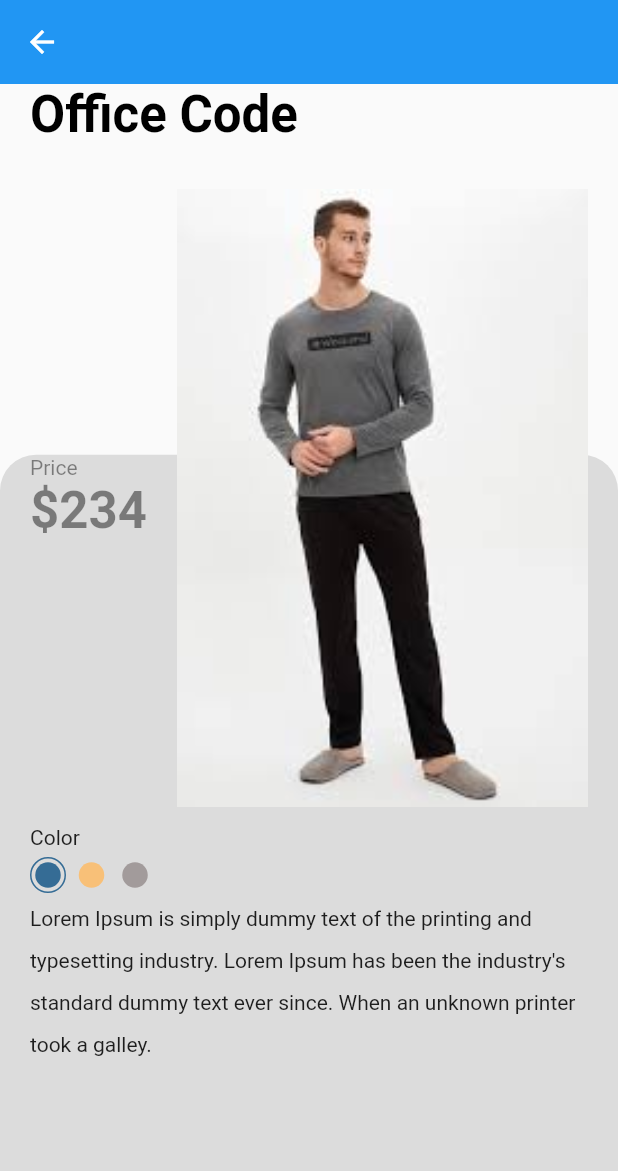
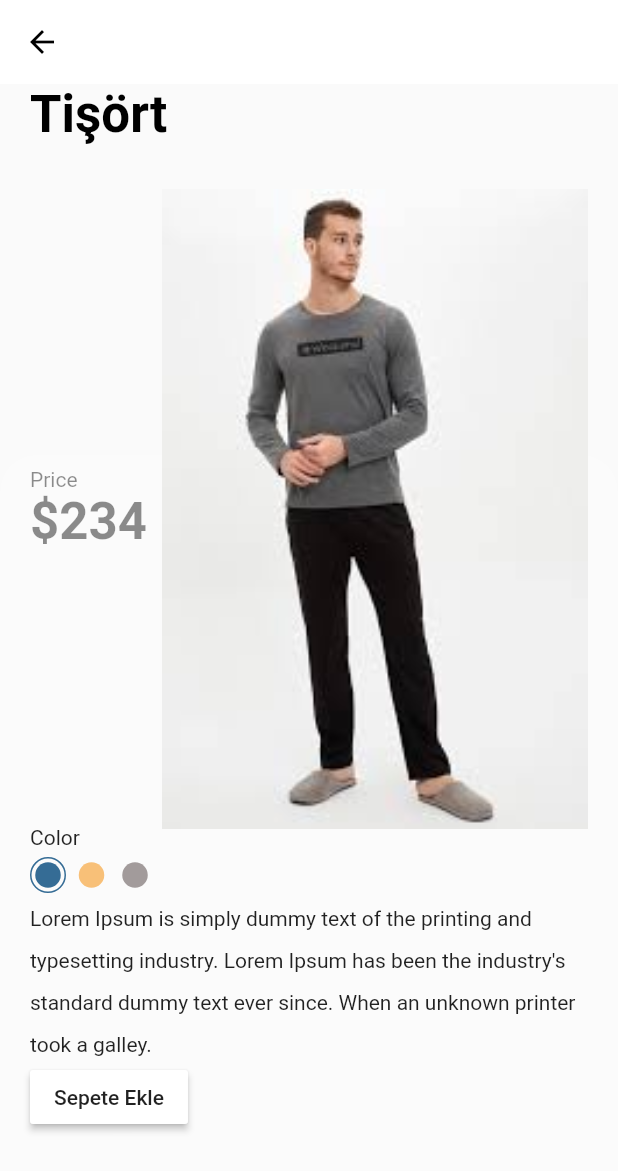
Before and after one commit to tugaybuldu/flutter-e_commerce, a Flutter app: the DetailsScreen screen opened directly with sample values from the repository, on a phone screen of 412 x 824 dp. Shown: the top 1171 px of the screen. Run offline on Flutter 3.47's test engine with Material 2 defaults, Android fonts, the phone set to English and light mode, and no system bars.

Commit message:
Third Commit

```diff
--- a/lib/HomePage.dart
+++ b/lib/HomePage.dart
@@ -2,6 +2,8 @@ import 'package:e_commerce/ItemCard.dart';
 import 'package:e_commerce/Product.dart';
 import 'package:flutter/cupertino.dart';
 import 'package:flutter/material.dart';
+
+import 'details/Details_Screen.dart';
 
 const kDefaultPaddin = 20.0;
 
@@ -84,8 +86,8 @@ class _HomePageState extends State<HomePage> {
                           press: () => Navigator.push(
                                 context,
                                 MaterialPageRoute(
-                                    //  builder: (context) => DetailsScreen(
-                                    //  product: products[index],
+                                    // builder: (context) => DetailsScreen(
+                                    //product: products[index],
                                     ),
                               )),
                     )),
--- a/lib/Product.dart
+++ b/lib/Product.dart
@@ -1,10 +1,15 @@
 import 'package:flutter/material.dart';
 
 class Product {
-  final String image, title, description;
+  // category Id kategori bazlı seçim için konulacak
+
+  final String image, title, description, categoryName;
   final int price, size, id;
+  final bool isCart;
   final Color color;
   Product({
+    this.isCart = false,
+    this.categoryName,
     this.id,
     this.image,
     this.title,
@@ -18,15 +23,16 @@ class Product {
 List<Product> products = [
   Product(
     id: 1,
-    title: "Office Code",
+    title: "Tişört",
     price: 234,
     size: 12,
+    categoryName: "Dresses",
     description: dummyText,
     image: "assets/e1.jpg",
   ),
   Product(
     id: 2,
-    title: "Office Code",
+    title: "Pantolon",
     price: 234,
     size: 12,
     description: dummyText,
--- a/lib/details/Details_Screen.dart
+++ b/lib/details/Details_Screen.dart
@@ -10,11 +10,11 @@ class DetailsScreen extends StatelessWidget {
   Widget build(BuildContext context) {
     return Scaffold(
       appBar: AppBar(
-        backgroundColor: product.color,
+        backgroundColor: Colors.white,
         elevation: 0,
         leading: IconButton(
           icon: Icon(Icons.arrow_back),
-          color: Colors.white,
+          color: Colors.black,
           onPressed: () => Navigator.pop(context),
         ),
       ),
--- a/lib/details/body.dart
+++ b/lib/details/body.dart
@@ -1,3 +1,6 @@
+import 'package:e_commerce/BagPage.dart';
+import 'package:e_commerce/category/DressesItemCard.dart';
+import 'package:e_commerce/details/Details_Screen.dart';
 import 'package:flutter/cupertino.dart';
 import 'package:flutter/material.dart';
 import 'package:e_commerce/Product.dart';
@@ -22,7 +25,7 @@ class Body extends StatelessWidget {
                       top: size.height * 0.3, left: 20, right: 20),
                   //height: 500,
                   decoration: BoxDecoration(
-                    color: Colors.black12,
+                    color: Colors.white10,
                     borderRadius: BorderRadius.only(
                       topLeft: Radius.circular(24),
                       topRight: Radius.circular(24),
@@ -56,6 +59,37 @@ class Body extends StatelessWidget {
                         product.description,
                         style: TextStyle(height: 2),
                       ),
+                      Row(
+                        children: [
+                          RaisedButton(
+                            color: Colors.white,
+                            child: Text("Sepete Ekle"),
+                            onPressed: () {
+                              GridView.builder(
+                                itemCount: products.length,
+                                gridDelegate:
+                                    SliverGridDelegateWithFixedCrossAxisCount(
+                                  crossAxisCount: 2,
+                                  mainAxisSpacing: 20,
+                                  crossAxisSpacing: 20,
+                                  childAspectRatio: 0.75,
+                                ),
+                                itemBuilder: (context, index) =>
+                                    DressesItemCard(
+                                  product: products[index],
+                                  press: () => Navigator.push(
+                                      context,
+                                      MaterialPageRoute(
+                                        builder: (context) => DetailsScreen(
+                                          product: products[index],
+                                        ),
+                                      )),
+                                ),
+                              );
+                            },
+                          ),
+                        ],
+                      )
                     ],
                   ),
                 ),
@@ -144,9 +178,13 @@ class ProductTitleAndImage extends StatelessWidget {
                 ),
               ),
               SizedBox(
-                width: 20,
+                width: 10,
               ),
-              Expanded(child: Image.asset(product.image, fit: BoxFit.fill)),
+              Expanded(
+                  child: Image.asset(
+                product.image,
+                fit: BoxFit.fill,
+              )),
             ],
           )
         ],
--- a/lib/main.dart
+++ b/lib/main.dart
@@ -4,6 +4,7 @@ import 'package:e_commerce/ProfilePage.dart';
 import 'package:e_commerce/ShopPage.dart';
 import 'package:flutter/material.dart';
 import 'package:flutter/cupertino.dart';
+import 'package:e_commerce/BagPage.dart';
 
 void main() {
   runApp(
@@ -25,7 +26,7 @@ class _MainAppState extends State<MainApp> {
   List<Widget> _children = <Widget>[
     HomePage(),
     ShopPage(),
-    CartPage(),
+    BagPage(),
     ProfilePage()
   ];
   void onTappedbar(int index) {
```
Also changed, not shown: lib/BagPage.dart (added, +27 -0 lines), lib/category/DressesScreen.dart (+10 -1 lines).
